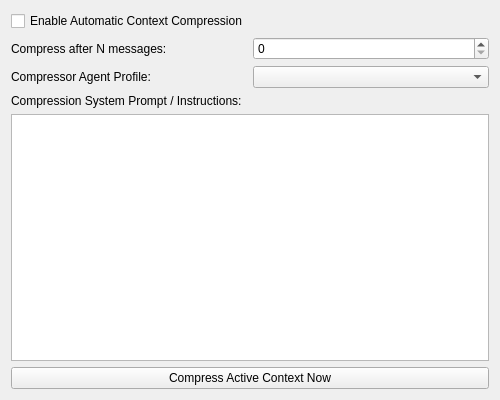
First picture: the form in ui_files/plugins/context_compressor_plugin.ui, repository 05remla/new_reactor, before the edit.
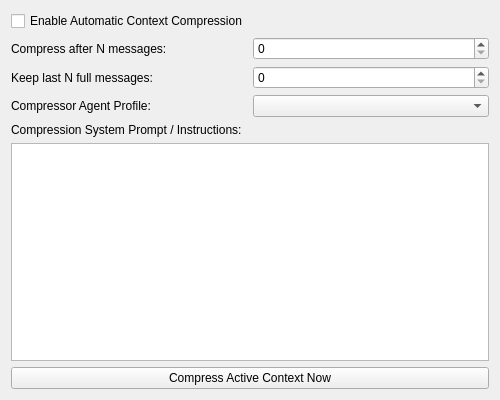
Second picture: the form after the edit.

The edit to the form file:
```diff
--- a/ui_files/plugins/context_compressor_plugin.ui
+++ b/ui_files/plugins/context_compressor_plugin.ui
@@ -13,15 +13,15 @@
   <property name="windowTitle">
    <string>Form</string>
   </property>
-  <layout class="QVBoxLayout" name="mainLayout">
-   <item>
+  <layout class="QGridLayout" name="gridLayout">
+   <item row="0" column="0">
     <widget class="QCheckBox" name="enable_chk">
      <property name="text">
       <string>Enable Automatic Context Compression</string>
      </property>
     </widget>
    </item>
-   <item>
+   <item row="1" column="0">
     <layout class="QHBoxLayout" name="h1">
    <item>
     <widget class="QLabel" name="label_spin">
@@ -31,13 +31,25 @@
     </widget>
    </item>
    <item>
-    <widget class="QSpinBox" name="spin">
-
-    </widget>
-   </item>
-    </layout>
-   </item>
+      <widget class="QSpinBox" name="spin"/>
+     </item>
+    </layout>
+   </item>
+   <item row="2" column="0">
+    <layout class="QHBoxLayout" name="h1b">
+     <item>
+      <widget class="QLabel" name="keep_label_spin">
+       <property name="text">
+        <string>Keep last N full messages:</string>
+       </property>
+      </widget>
+     </item>
    <item>
+      <widget class="QSpinBox" name="keep_spin"/>
+     </item>
+    </layout>
+   </item>
+   <item row="3" column="0">
     <layout class="QHBoxLayout" name="h2">
    <item>
     <widget class="QLabel" name="label_combo">
@@ -47,25 +59,21 @@
     </widget>
    </item>
    <item>
-    <widget class="QComboBox" name="agent_combo">
-
-    </widget>
+      <widget class="QComboBox" name="agent_combo"/>
    </item>
     </layout>
    </item>
-   <item>
+   <item row="4" column="0">
     <widget class="QLabel" name="label_prompt">
      <property name="text">
       <string>Compression System Prompt / Instructions:</string>
      </property>
     </widget>
    </item>
-   <item>
-    <widget class="QTextEdit" name="prompt_edit">
-
-    </widget>
+   <item row="5" column="0">
+    <widget class="QTextEdit" name="prompt_edit"/>
    </item>
-   <item>
+   <item row="6" column="0">
     <widget class="QPushButton" name="btn">
      <property name="text">
       <string>Compress Active Context Now</string>
```
Lines whose indentation alone changed are shown as unchanged.
